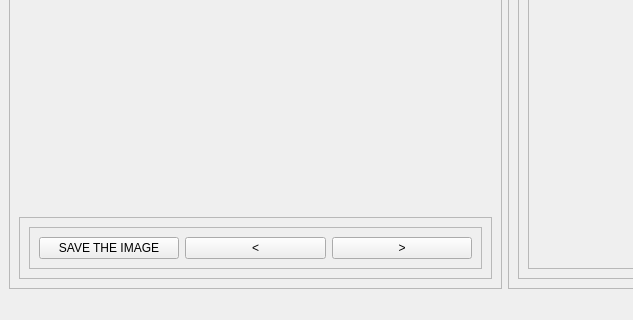
Old version of the form src/MainWindow.ui in the repository TootiFruti/WallStall; both pictures show x 0 to 633 and y 480 to 800 of the 1009 by 800 pixel window.
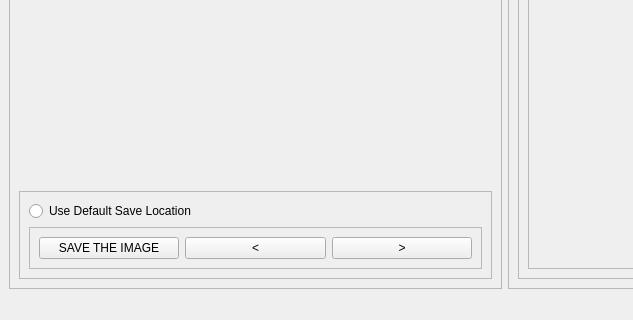
New version of the form.

Commit message: preferences window done

Patch:
```diff
--- a/src/MainWindow.ui
+++ b/src/MainWindow.ui
@@ -58,7 +58,20 @@
           <enum>QFrame::Raised</enum>
          </property>
          <layout class="QVBoxLayout" name="verticalLayout_3">
-          <item alignment="Qt::AlignBottom">
+          <item>
+           <widget class="QRadioButton" name="defaultSaveLocationRadioBtn">
+            <property name="sizePolicy">
+             <sizepolicy hsizetype="Minimum" vsizetype="Fixed">
+              <horstretch>0</horstretch>
+              <verstretch>0</verstretch>
+             </sizepolicy>
+            </property>
+            <property name="text">
+             <string>Use Default Save Location</string>
+            </property>
+           </widget>
+          </item>
+          <item>
            <widget class="QFrame" name="frame_3">
             <property name="frameShape">
              <enum>QFrame::StyledPanel</enum>
```
Left out of the diff: 104 changed lines with no effect on the pictures. The commit also changes 5 other files.
